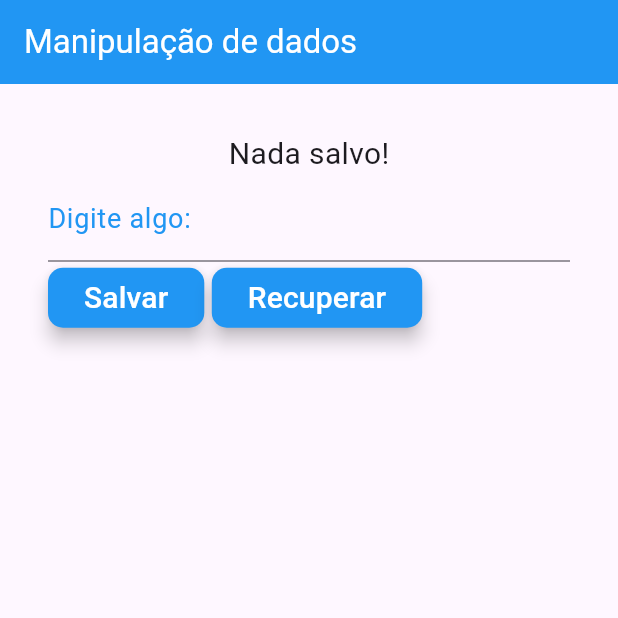
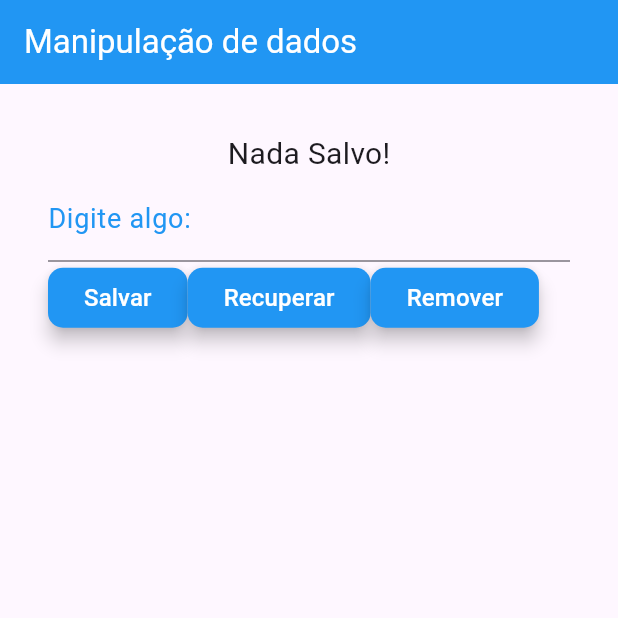
Before and after one commit to BRADDTELES/Formacao-Flutter, a Flutter app: the screen it shows after launch, after a tap on "Salvar", on a phone screen of 412 x 824 dp, the top half of it. Run offline on Flutter 3.47's test engine with Material 3 defaults, Android fonts, the light colour scheme and no system bars; our stand-ins replace shared_preferences; missing offline and left inert: youtube_player_embed.

Commit message:
Utilizando preferências - parte 2

```diff
--- a/manipulacao_dados_preferencias/lib/Home.dart
+++ b/manipulacao_dados_preferencias/lib/Home.dart
@@ -1,4 +1,5 @@
 import 'package:flutter/material.dart';
+import 'package:shared_preferences/shared_preferences.dart';
 
 class Home extends StatefulWidget {
   const Home({super.key});
@@ -9,12 +10,36 @@ class Home extends StatefulWidget {
 
 class _HomeState extends State<Home> {
 
+  String _textoSalvo = "Nada Salvo!";
   TextEditingController _controllerCampo = TextEditingController();
 
-  _salvar(){
+  _salvar() async {
+
+    String valorDigitado = _controllerCampo.text;
+
+    final prefs = await SharedPreferences.getInstance();
+    await prefs.setString( "nome", valorDigitado );
+
+    print("operacao (salvar): $valorDigitado");
 
   }
-  _recuperar(){
+  _recuperar() async {
+
+    final prefs = await SharedPreferences.getInstance();
+    setState(() {
+      _textoSalvo = prefs.getString("nome") ?? "Sem valor";
+    });
+
+    print("operacao (recuperar): $_textoSalvo");
+
+  }
+
+  _remover() async {
+
+    final prefs = await SharedPreferences.getInstance();
+    prefs.remove("nome");
+
+    print("operacao (remover)");
 
   }
 
@@ -31,7 +56,7 @@ class _HomeState extends State<Home> {
         alignment: Alignment.center,
         child: Column(
           children: [
-            Text("Nada salvo!", style: TextStyle(fontSize: 20),),
+            Text(_textoSalvo, style: TextStyle(fontSize: 20),),
             TextField(
               keyboardType: TextInputType.text,
               decoration: InputDecoration(
@@ -49,7 +74,7 @@ class _HomeState extends State<Home> {
                 ElevatedButton(
                   onPressed: _salvar,
                   child: Text("Salvar",
-                    style: TextStyle(color: Colors.white, fontSize: 20),
+                    style: TextStyle(color: Colors.white, fontSize: 16),
                   ),
                   style: ElevatedButton.styleFrom(
                       backgroundColor: Colors.blue,
@@ -57,11 +82,21 @@ class _HomeState extends State<Home> {
                       shape: RoundedRectangleBorder(borderRadius: BorderRadius.circular(10))
                   ),
                 ),
-                Padding(padding: EdgeInsets.only(right: 5)),
                 ElevatedButton(
                   onPressed: _recuperar,
                   child: Text("Recuperar",
-                    style: TextStyle(color: Colors.white, fontSize: 20),
+                    style: TextStyle(color: Colors.white, fontSize: 16),
+                  ),
+                  style: ElevatedButton.styleFrom(
+                      backgroundColor: Colors.blue,
+                      elevation: 5,
+                      shape: RoundedRectangleBorder(borderRadius: BorderRadius.circular(10))
+                  ),
+                ),
+                ElevatedButton(
+                  onPressed: _remover,
+                  child: Text("Remover",
+                    style: TextStyle(color: Colors.white, fontSize: 16),
                   ),
                   style: ElevatedButton.styleFrom(
                       backgroundColor: Colors.blue,
```
